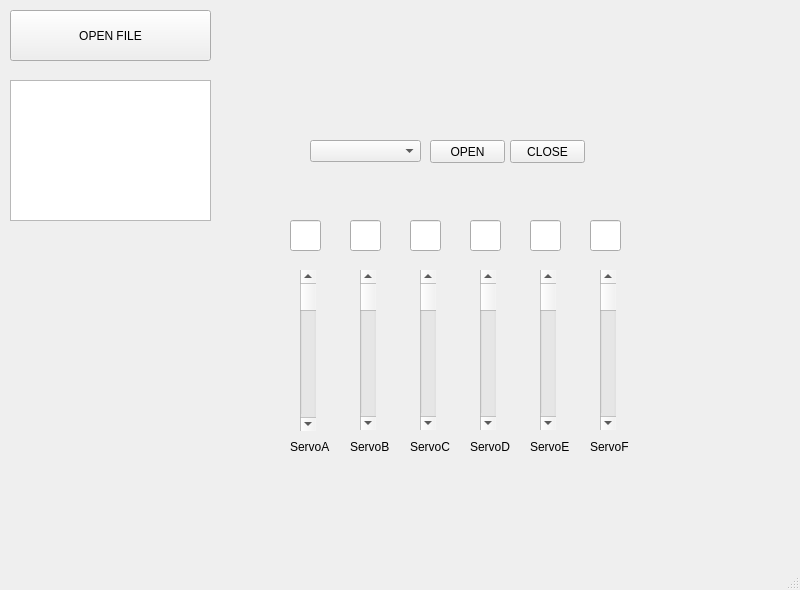
Qt form PycharmProjects/classMain/manipulator.ui (KittoNoKatsu/classMain) before a commit.
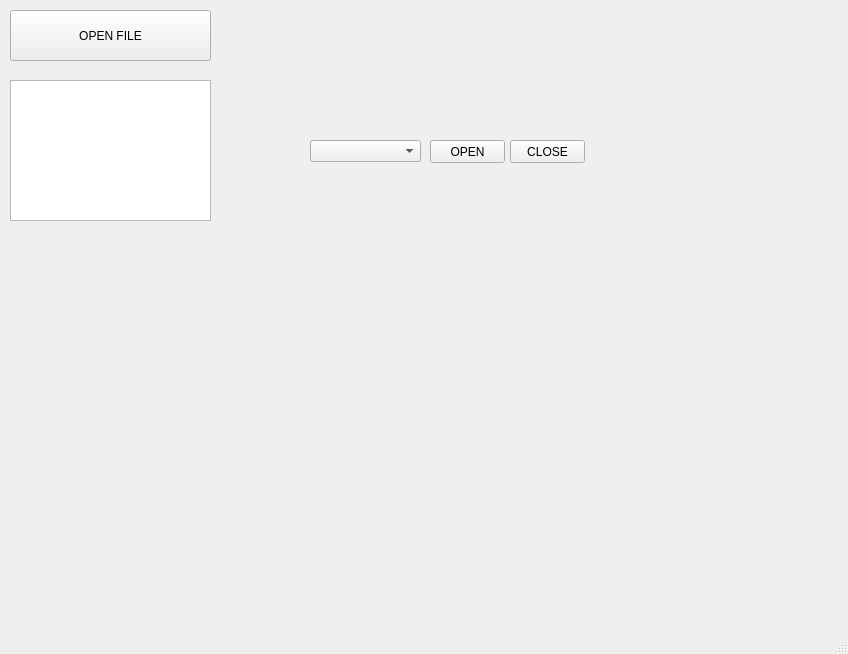
The same form after that commit.

Commit message: add servo letter

Patch:
```diff
--- a/PycharmProjects/classMain/manipulator.ui
+++ b/PycharmProjects/classMain/manipulator.ui
@@ -6,8 +6,8 @@
    <rect>
     <x>0</x>
     <y>0</y>
-    <width>800</width>
-    <height>590</height>
+    <width>848</width>
+    <height>654</height>
    </rect>
   </property>
   <property name="windowTitle">
@@ -50,19 +50,6 @@
      </rect>
     </property>
    </widget>
-   <widget class="QScrollBar" name="servoA">
-    <property name="geometry">
-     <rect>
-      <x>300</x>
-      <y>270</y>
-      <width>16</width>
-      <height>161</height>
-     </rect>
-    </property>
-    <property name="maximum">
-     <number>105</number>
-    </property>
-   </widget>
    <widget class="QPushButton" name="openFile">
     <property name="geometry">
      <rect>
@@ -76,173 +63,6 @@
      <string>OPEN FILE</string>
     </property>
    </widget>
-   <widget class="QScrollBar" name="servoB">
-    <property name="geometry">
-     <rect>
-      <x>360</x>
-      <y>270</y>
-      <width>16</width>
-      <height>160</height>
-     </rect>
-    </property>
-    <property name="minimum">
-     <number>30</number>
-    </property>
-    <property name="maximum">
-     <number>94</number>
-    </property>
-    <property name="orientation">
-     <enum>Qt::Vertical</enum>
-    </property>
-   </widget>
-   <widget class="QScrollBar" name="servoC">
-    <property name="geometry">
-     <rect>
-      <x>420</x>
-      <y>270</y>
-      <width>16</width>
-      <height>160</height>
-     </rect>
-    </property>
-    <property name="minimum">
-     <number>20</number>
-    </property>
-    <property name="maximum">
-     <number>80</number>
-    </property>
-    <property name="orientation">
-     <enum>Qt::Vertical</enum>
-    </property>
-   </widget>
-   <widget class="QScrollBar" name="servoD">
-    <property name="geometry">
-     <rect>
-      <x>480</x>
-      <y>270</y>
-      <width>16</width>
-      <height>160</height>
-     </rect>
-    </property>
-    <property name="maximum">
-     <number>110</number>
-    </property>
-    <property name="orientation">
-     <enum>Qt::Vertical</enum>
-    </property>
-   </widget>
-   <widget class="QScrollBar" name="servoE">
-    <property name="geometry">
-     <rect>
-      <x>540</x>
-      <y>270</y>
-      <width>16</width>
-      <height>160</height>
-     </rect>
-    </property>
-    <property name="minimum">
-     <number>10</number>
-    </property>
-    <property name="maximum">
-     <number>140</number>
-    </property>
-    <property name="orientation">
-     <enum>Qt::Vertical</enum>
-    </property>
-   </widget>
-   <widget class="QScrollBar" name="servoF">
-    <property name="geometry">
-     <rect>
-      <x>600</x>
-      <y>270</y>
-      <width>16</width>
-      <height>160</height>
-     </rect>
-    </property>
-    <property name="maximum">
-     <number>145</number>
-    </property>
-    <property name="orientation">
-     <enum>Qt::Vertical</enum>
-    </property>
-   </widget>
-   <widget class="QLabel" name="A">
-    <property name="geometry">
-     <rect>
-      <x>290</x>
-      <y>440</y>
-      <width>47</width>
-      <height>13</height>
-     </rect>
-    </property>
-    <property name="text">
-     <string>ServoA</string>
-    </property>
-   </widget>
-   <widget class="QLabel" name="B">
-    <property name="geometry">
-     <rect>
-      <x>350</x>
-      <y>440</y>
-      <width>47</width>
-      <height>13</height>
-     </rect>
-    </property>
-    <property name="text">
-     <string>ServoB</string>
-    </property>
-   </widget>
-   <widget class="QLabel" name="C">
-    <property name="geometry">
-     <rect>
-      <x>410</x>
-      <y>440</y>
-      <width>47</width>
-      <height>13</height>
-     </rect>
-    </property>
-    <property name="text">
-     <string>ServoC</string>
-    </property>
-   </widget>
-   <widget class="QLabel" name="D">
-    <property name="geometry">
-     <rect>
-      <x>470</x>
-      <y>440</y>
-      <width>47</width>
-      <height>13</height>
-     </rect>
-    </property>
-    <property name="text">
-     <string>ServoD</string>
-    </property>
-   </widget>
-   <widget class="QLabel" name="E">
-    <property name="geometry">
-     <rect>
-      <x>530</x>
-      <y>440</y>
-      <width>47</width>
-      <height>13</height>
-     </rect>
-    </property>
-    <property name="text">
-     <string>ServoE</string>
-    </property>
-   </widget>
-   <widget class="QLabel" name="F">
-    <property name="geometry">
-     <rect>
-      <x>590</x>
-      <y>440</y>
-      <width>47</width>
-      <height>13</height>
-     </rect>
-    </property>
-    <property name="text">
-     <string>ServoF</string>
-    </property>
-   </widget>
    <widget class="QTextEdit" name="textEdit">
     <property name="geometry">
      <rect>
@@ -256,68 +76,16 @@
      <bool>true</bool>
     </property>
    </widget>
-   <widget class="QLineEdit" name="valA">
+   <widget class="QWidget" name="horizontalLayoutWidget">
     <property name="geometry">
      <rect>
-      <x>290</x>
-      <y>220</y>
-      <width>31</width>
-      <height>31</height>
+      <x>230</x>
+      <y>190</y>
+      <width>581</width>
+      <height>411</height>
      </rect>
     </property>
-    <property name="readOnly">
-     <bool>true</bool>
-    </property>
-   </widget>
-   <widget class="QLineEdit" name="valB">
-    <property name="geometry">
-     <rect>
-      <x>350</x>
-      <y>220</y>
-      <width>31</width>
-      <height>31</height>
-     </rect>
-    </property>
-   </widget>
-   <widget class="QLineEdit" name="valC">
-    <property name="geometry">
-     <rect>
-      <x>410</x>
-      <y>220</y>
-      <width>31</width>
-      <height>31</height>
-     </rect>
-    </property>
-   </widget>
-   <widget class="QLineEdit" name="valD">
-    <property name="geometry">
-     <rect>
-      <x>470</x>
-      <y>220</y>
-      <width>31</width>
-      <height>31</height>
-     </rect>
-    </property>
-   </widget>
-   <widget class="QLineEdit" name="valE">
-    <property name="geometry">
-     <rect>
-      <x>530</x>
-      <y>220</y>
-      <width>31</width>
-      <height>31</height>
-     </rect>
-    </property>
-   </widget>
-   <widget class="QLineEdit" name="valF">
-    <property name="geometry">
-     <rect>
-      <x>590</x>
-      <y>220</y>
-      <width>31</width>
-      <height>31</height>
-     </rect>
-    </property>
+    <layout class="QHBoxLayout" name="horizontalLayout"/>
    </widget>
   </widget>
   <widget class="QMenuBar" name="menubar">
```
Left out of the diff: 4 changed lines with no effect on the pictures. The commit also changes 5 other files.
